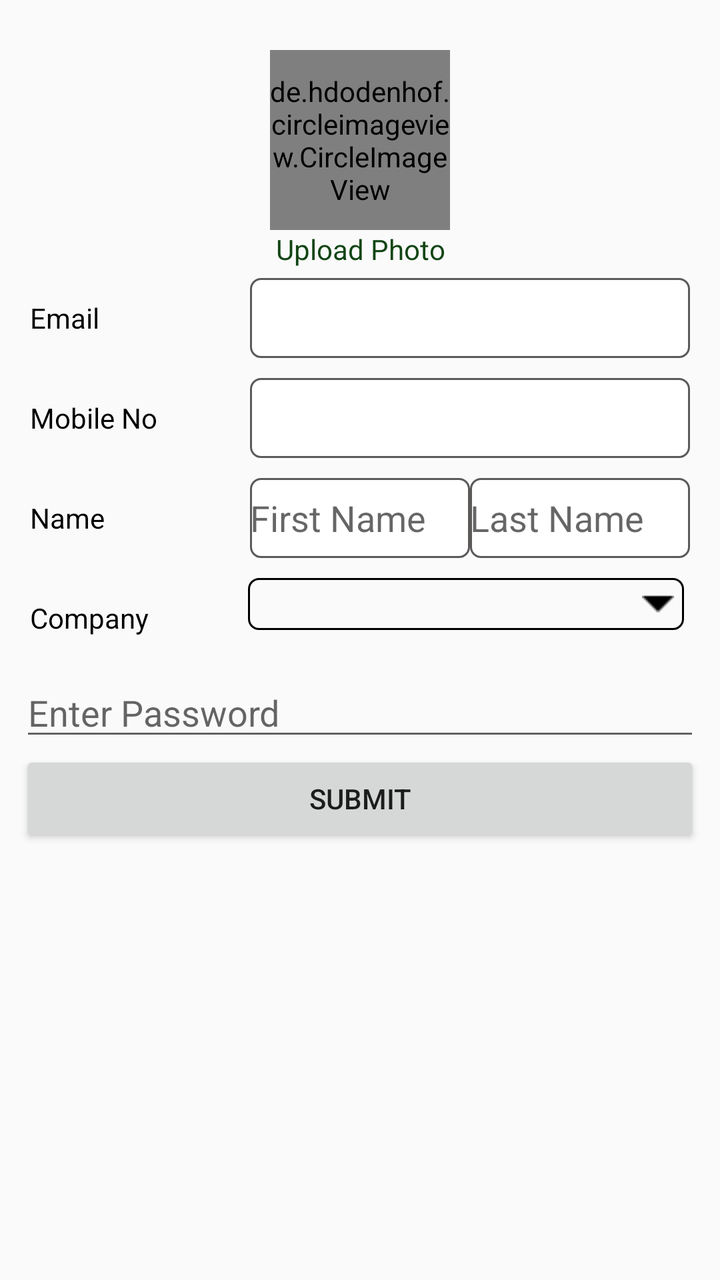
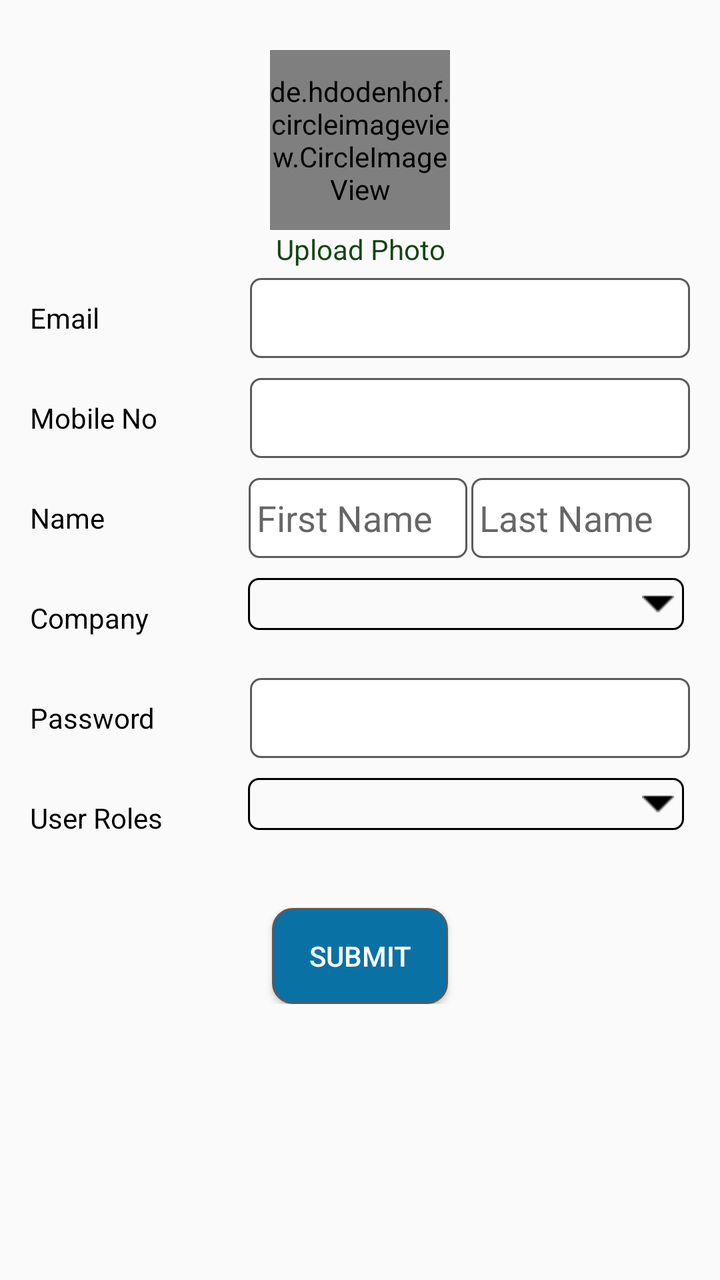

Screens rendered from an Android XML layout before and after an edit, with the pre-edit source and the edit as a unified diff.
<!-- AndroidManifest.xml: application theme AppTheme -->
<!-- res/layout/essentials_activity.xml -->
<?xml version="1.0" encoding="utf-8"?>
<LinearLayout xmlns:android="http://schemas.android.com/apk/res/android"
    android:layout_width="match_parent"
    android:layout_height="match_parent"
    android:orientation="vertical"
    android:padding="5dp">

    <ScrollView xmlns:android="http://schemas.android.com/apk/res/android"
        android:layout_width="match_parent"
        android:layout_height="match_parent"
        android:fitsSystemWindows="true">

        <LinearLayout
            android:layout_width="match_parent"
            android:layout_height="match_parent"
            android:orientation="vertical"
            android:padding="5dp">

            <LinearLayout
                android:layout_width="match_parent"
                android:layout_height="wrap_content"
                android:gravity="center"
                android:orientation="vertical">

                <de.hdodenhof.circleimageview.CircleImageView xmlns:app="http://schemas.android.com/apk/res-auto"
                    android:id="@+id/display_image"
                    android:layout_width="@dimen/DrawerHeader_CircleImageView_width"
                    android:layout_height="@dimen/DrawerHeader_CircleImageView_height"
                    android:layout_marginTop="@dimen/DrawerHeader_CircleImageView_marginTop"
                    android:src="@drawable/imge_placeholder"
                    app:civ_border_color="#898484"
                    app:civ_border_width="@dimen/DrawerHeader_CircleImageView_border_width" />

                <TextView
                    android:layout_width="wrap_content"
                    android:layout_height="wrap_content"
                    android:gravity="center"
                    android:onClick="pickAImage"
                    android:text="Upload Photo"
                    android:textColor="@color/colorPrimary" />
            </LinearLayout>

            <LinearLayout
                android:layout_width="match_parent"
                android:layout_height="50dp"
                android:orientation="horizontal"
                android:padding="5dp">

                <TextView
                    android:layout_width="0dp"
                    android:layout_height="match_parent"
                    android:layout_gravity="center"
                    android:layout_weight="1"
                    android:gravity="left|center"
                    android:text="Email"
                    android:textColor="#000" />

                <EditText
                    android:id="@+id/emailAndMobile"
                    android:layout_width="0dp"
                    android:layout_height="match_parent"
                    android:layout_gravity="center"
                    android:layout_weight="2"
                    android:singleLine="true"
                    android:background="@drawable/rounded_edittext" />



            </LinearLayout>
            <LinearLayout
                android:layout_width="match_parent"
                android:layout_height="50dp"
                android:orientation="horizontal"
                android:padding="5dp">

                <TextView
                    android:layout_width="0dp"
                    android:layout_height="match_parent"
                    android:layout_gravity="center"
                    android:layout_weight="1"
                    android:gravity="left|center"
                    android:text="Mobile No "
                    android:textColor="#000" />

                <EditText
                    android:id="@+id/Mobile"
                    android:layout_width="0dp"
                    android:layout_height="match_parent"
                    android:layout_gravity="center"
                    android:layout_weight="2"
                    android:inputType="numberDecimal"
                    android:singleLine="true"
                    android:background="@drawable/rounded_edittext" />



            </LinearLayout>
            <LinearLayout
                android:layout_width="match_parent"
                android:layout_height="50dp"
                android:orientation="horizontal"
                android:padding="5dp">

                <TextView
                    android:layout_width="0dp"
                    android:layout_height="match_parent"
                    android:layout_weight="1"
                    android:gravity="left|center"
                    android:text="Name"
                    android:textColor="#000" />

                <EditText
                    android:id="@+id/firstName"
                    android:layout_width="0dp"
                    android:layout_height="match_parent"
                    android:layout_gravity="center"
                    android:layout_weight="1"
                    android:singleLine="true"
                    android:background="@drawable/rounded_edittext"
                    android:hint="First Name" />

                <EditText
                    android:id="@+id/lastName"
                    android:layout_width="0dp"
                    android:layout_height="match_parent"
                    android:layout_gravity="center"
                    android:layout_weight="1"
                    android:singleLine="true"
                    android:background="@drawable/rounded_edittext"
                    android:hint="Last Name" />


            </LinearLayout>

            <LinearLayout
                android:layout_width="match_parent"
                android:layout_height="50dp"
                android:orientation="horizontal"
                android:padding="5dp">

                <TextView
                    android:layout_width="0dp"
                    android:layout_height="match_parent"
                    android:layout_gravity="center"
                    android:layout_weight="1"
                    android:gravity="left|center"
                    android:text="Company"
                    android:textColor="#000" />

                <RelativeLayout
                    android:layout_width="0dp"
                    android:layout_height="wrap_content"
                    android:layout_marginRight="3dp"
                    android:layout_weight="2"
                    android:background="@drawable/spinner_border"
                    android:orientation="horizontal">

                    <Spinner
                        android:id="@+id/txt_exxentinalBranches"
                        android:layout_width="match_parent"
                        android:layout_height="wrap_content"
                        android:layout_centerVertical="true"
                        android:layout_gravity="center"
                        android:background="@android:color/transparent"

                        android:gravity="center"
                        android:padding="10dp" />

                    <ImageView
                        android:layout_width="wrap_content"
                        android:layout_height="wrap_content"
                        android:layout_alignParentRight="true"
                        android:layout_centerVertical="true"
                        android:layout_gravity="center"
                        android:padding="5sp"
                        android:src="@drawable/drop_down" />

                </RelativeLayout>
                
            

            </LinearLayout>
            
           <EditText
               android:layout_width="match_parent"
               android:layout_gravity="center"
               android:id="@+id/add_password"
               android:layout_height="wrap_content"
               android:hint="Enter Password"/>

            <EditText
                android:layout_width="match_parent"
                android:layout_gravity="center"
                android:visibility="gone"
                android:layout_height="wrap_content"
                android:hint="Re Enter Password"/>



           

            <Button
                android:id="@+id/submit"
                android:layout_width="match_parent"
                android:layout_height="match_parent"
                android:text="Submit"/>

        </LinearLayout>
    </ScrollView>
</LinearLayout>
<!-- resources referenced by this layout -->
<resources>
  <color name="colorPrimary">#124514</color>
  <dimen name="DrawerHeader_CircleImageView_border_width">2dp</dimen>
  <dimen name="DrawerHeader_CircleImageView_height">90dp</dimen>
  <dimen name="DrawerHeader_CircleImageView_marginTop">15dp</dimen>
  <dimen name="DrawerHeader_CircleImageView_width">90dp</dimen>
  <!-- drawable drop_down: png bitmap (drawable, 211 bytes) -->
  <!-- drawable imge_placeholder: png bitmap (drawable, 4372 bytes) -->
  <!-- drawable rounded_edittext (drawable) -->
  <?xml version="1.0" encoding="utf-8"?>
  <selector xmlns:android="http://schemas.android.com/apk/res/android">
      <item>
  
  <shape android:shape="rectangle">
      <solid android:color="#fff"/>
      <stroke android:color="#5c5959"
          android:width="1dp"/>
      <corners android:radius="5dp"/>
  
  </shape>
  
      </item>
  
  </selector>
  <!-- drawable spinner_border (drawable) -->
  <?xml version="1.0" encoding="utf-8"?>
  <shape xmlns:android="http://schemas.android.com/apk/res/android">
      <solid android:color="@android:color/transparent" />
      <corners android:radius="5dp" />
      <stroke
          android:width="1dp"
          android:color="#000">
  
      </stroke>
      </shape>
  <style name="AppTheme" parent="Theme.AppCompat.Light.DarkActionBar">
          
          <item name="windowNoTitle">true</item>
          <item name="windowActionBar">false</item>
          <item name="colorPrimary">@color/colorPrimary</item>
          <item name="colorPrimaryDark">@color/colorPrimaryDark</item>
          <item name="colorAccent">@color/colorAccent</item>
      </style>
  <color name="colorPrimaryDark">#303F9F</color>
  <color name="colorAccent">#000105</color>
</resources>

<!-- the commit's change to res/layout/essentials_activity.xml (unified diff, before → after) -->
@@ -61,6 +61,7 @@
                     android:layout_height="match_parent"
                     android:layout_gravity="center"
                     android:layout_weight="2"
+                    android:paddingLeft="4dp"
                     android:singleLine="true"
                     android:background="@drawable/rounded_edittext" />
 
@@ -89,6 +90,7 @@
                     android:layout_gravity="center"
                     android:layout_weight="2"
                     android:inputType="numberDecimal"
+                    android:paddingLeft="4dp"
                     android:singleLine="true"
                     android:background="@drawable/rounded_edittext" />
 
@@ -115,6 +117,7 @@
                     android:layout_height="match_parent"
                     android:layout_gravity="center"
                     android:layout_weight="1"
+                    android:paddingLeft="4dp"
                     android:singleLine="true"
                     android:background="@drawable/rounded_edittext"
                     android:hint="First Name" />
@@ -122,6 +125,8 @@
                 <EditText
                     android:id="@+id/lastName"
                     android:layout_width="0dp"
+                    android:paddingLeft="4dp"
+                    android:layout_marginLeft="2dp"
                     android:layout_height="match_parent"
                     android:layout_gravity="center"
                     android:layout_weight="1"
@@ -180,30 +185,97 @@
             
 
             </LinearLayout>
-            
-           <EditText
-               android:layout_width="match_parent"
-               android:layout_gravity="center"
-               android:id="@+id/add_password"
-               android:layout_height="wrap_content"
-               android:hint="Enter Password"/>
-
-            <EditText
-                android:layout_width="match_parent"
+
+            <LinearLayout
+                android:layout_width="match_parent"
+                android:layout_height="50dp"
+                android:orientation="horizontal"
+                android:padding="5dp">
+
+                <TextView
+                    android:layout_width="0dp"
+                    android:layout_height="match_parent"
+                    android:layout_gravity="center"
+                    android:layout_weight="1"
+                    android:gravity="left|center"
+                    android:text="Password"
+                    android:textColor="#000" />
+
+                <EditText
+                    android:id="@+id/add_password"
+                    android:layout_width="0dp"
+                    android:layout_height="match_parent"
+                    android:layout_gravity="center"
+                    android:layout_weight="2"
+                    android:singleLine="true"
+                    android:paddingLeft="4dp"
+                    android:background="@drawable/rounded_edittext" />
+
+
+
+            </LinearLayout>
+
+            <LinearLayout
+                android:layout_width="match_parent"
+                android:layout_height="50dp"
+                android:orientation="horizontal"
+                android:padding="5dp">
+
+                <TextView
+                    android:layout_width="0dp"
+                    android:layout_height="match_parent"
+                    android:layout_gravity="center"
+                    android:layout_weight="1"
+                    android:gravity="left|center"
+                    android:text="User Roles"
+                    android:textColor="#000" />
+
+                <RelativeLayout
+                    android:layout_width="0dp"
+                    android:layout_height="wrap_content"
+                    android:layout_marginRight="3dp"
+                    android:layout_weight="2"
+                    android:background="@drawable/spinner_border"
+                    android:orientation="horizontal">
+
+                    <Spinner
+                        android:id="@+id/user_roles"
+                        android:layout_width="match_parent"
+                        android:layout_height="wrap_content"
+                        android:layout_centerVertical="true"
+                        android:layout_gravity="center"
+                        android:background="@android:color/transparent"
+                        android:gravity="center"
+                        android:padding="10dp" />
+
+                    <ImageView
+                        android:layout_width="wrap_content"
+                        android:layout_height="wrap_content"
+                        android:layout_alignParentRight="true"
+                        android:layout_centerVertical="true"
+                        android:layout_gravity="center"
+                        android:padding="5sp"
+                        android:src="@drawable/drop_down" />
+
+                </RelativeLayout>
+
+
+            </LinearLayout>
+
+
+
+
+           
+            <Button
+                android:layout_marginTop="20dp"
+                android:layout_width="wrap_content"
+                android:text="Submit"
+                android:id="@+id/submit"
                 android:layout_gravity="center"
-                android:visibility="gone"
-                android:layout_height="wrap_content"
-                android:hint="Re Enter Password"/>
-
-
-
-           
-
-            <Button
-                android:id="@+id/submit"
-                android:layout_width="match_parent"
-                android:layout_height="match_parent"
-                android:text="Submit"/>
+                android:textColor="#fff"
+                android:background="@drawable/button_background"
+                android:layout_height="wrap_content" />
+
 
         </LinearLayout>
     </ScrollView>
<!-- resource entries referenced after the edit -->
@@ -5,6 +5,22 @@
   <dimen name="DrawerHeader_CircleImageView_height">90dp</dimen>
   <dimen name="DrawerHeader_CircleImageView_marginTop">15dp</dimen>
   <dimen name="DrawerHeader_CircleImageView_width">90dp</dimen>
+  <!-- drawable button_background (drawable) -->
+  <?xml version="1.0" encoding="utf-8"?>
+  <selector xmlns:android="http://schemas.android.com/apk/res/android">
+      <item>
+  
+          <shape android:shape="rectangle">
+              <solid android:color="#0a71a4"/>
+              <stroke android:color="#5c5959"
+                  android:width="1dp"/>
+              <corners android:radius="10dp"/>
+  
+          </shape>
+  
+      </item>
+  
+  </selector>
   <!-- drawable drop_down: png bitmap (drawable, 211 bytes) -->
   <!-- drawable imge_placeholder: png bitmap (drawable, 4372 bytes) -->
   <!-- drawable rounded_edittext (drawable) -->
@@ -38,10 +54,11 @@
           
           <item name="windowNoTitle">true</item>
           <item name="windowActionBar">false</item>
-          <item name="colorPrimary">@color/colorPrimary</item>
+          <item name="colorPrimary">@color/light_blue_800</item>
           <item name="colorPrimaryDark">@color/colorPrimaryDark</item>
           <item name="colorAccent">@color/colorAccent</item>
       </style>
+  <color name="light_blue_800">#0277bd</color>
   <color name="colorPrimaryDark">#303F9F</color>
   <color name="colorAccent">#000105</color>
 </resources>
